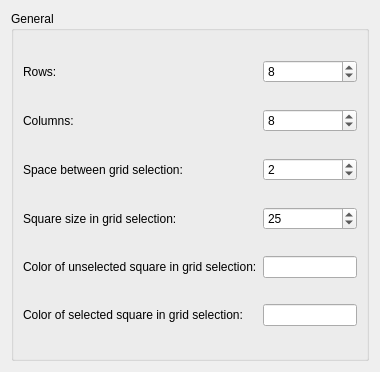
Before: the Qt Designer form src/contents/ui/config.ui in pudymody/kde-manualtiling, drawn with Qt 5.
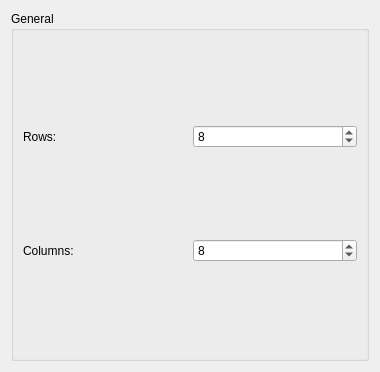
After: the same form once the commit is applied.

Commit message:
feat: Second prototype
- Show opened windows
- Show an icon on used tiles
- Use plasma theme constants instead of custom ones

```diff
--- a/src/contents/ui/config.ui
+++ b/src/contents/ui/config.ui
@@ -60,78 +60,6 @@
        </widget>
       </item>
 
-							<item row="2" column="0">
-       <widget class="QLabel" name="label">
-        <property name="text">
-         <string>Space between grid selection:</string>
-        </property>
-       </widget>
-      </item>
-      <item row="2" column="1">
-       <widget class="QSpinBox" name="kcfg_spacing">
-        <property name="minimum">
-         <number>0</number>
-        </property>
-        <property name="singleStep">
-         <number>1</number>
-        </property>
-        <property name="value">
-         <number>2</number>
-        </property>
-       </widget>
-      </item>
-
-				<item row="3" column="0">
-       <widget class="QLabel" name="label">
-        <property name="text">
-         <string>Square size in grid selection:</string>
-        </property>
-       </widget>
-      </item>
-      <item row="3" column="1">
-       <widget class="QSpinBox" name="kcfg_squareSize">
-        <property name="minimum">
-         <number>1</number>
-        </property>
-        <property name="singleStep">
-         <number>1</number>
-        </property>
-        <property name="value">
-         <number>25</number>
-        </property>
-       </widget>
-      </item>
-
-				<item row="4" column="0">
-       <widget class="QLabel" name="label">
-        <property name="text">
-         <string>Color of unselected square in grid selection:</string>
-        </property>
-       </widget>
-      </item>
-      <item row="4" column="1">
-       <widget class="QLineEdit" name="kcfg_color_unselected">
-        <property name="text">
-         <color>#FFFFFF</color>
-        </property>
-       </widget>
-      </item>
-
-				<item row="5" column="0">
-       <widget class="QLabel" name="label">
-        <property name="text">
-         <string>Color of selected square in grid selection:</string>
-        </property>
-       </widget>
-      </item>
-      <item row="5" column="1">
-       <widget class="QLineEdit" name="kcfg_color_selected">
-        <property name="text">
-         <color>#FF0000</color>
-        </property>
-       </widget>
-      </item>
-
 
      </layout>
     </widget>
```
The commit also changes 2 other files.
